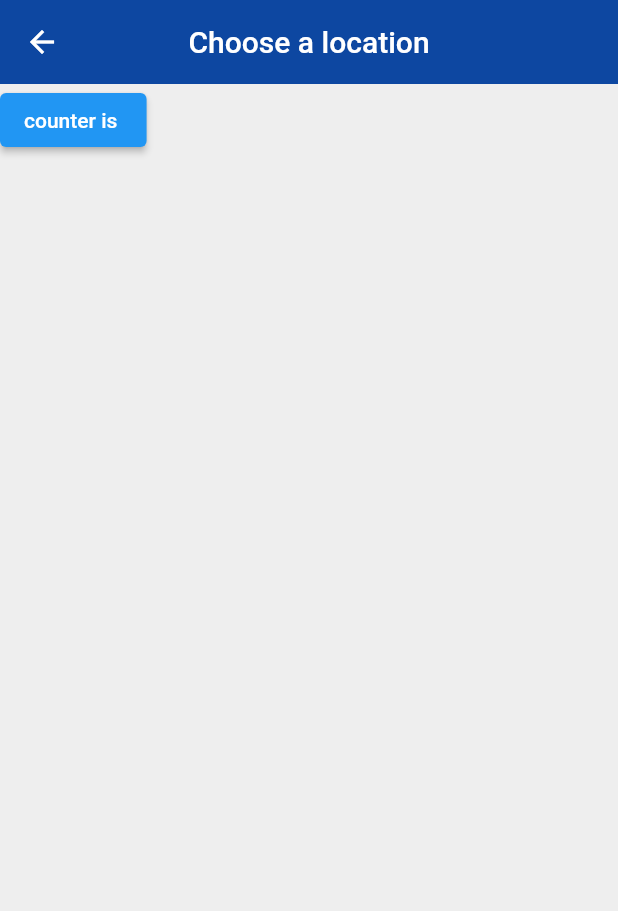
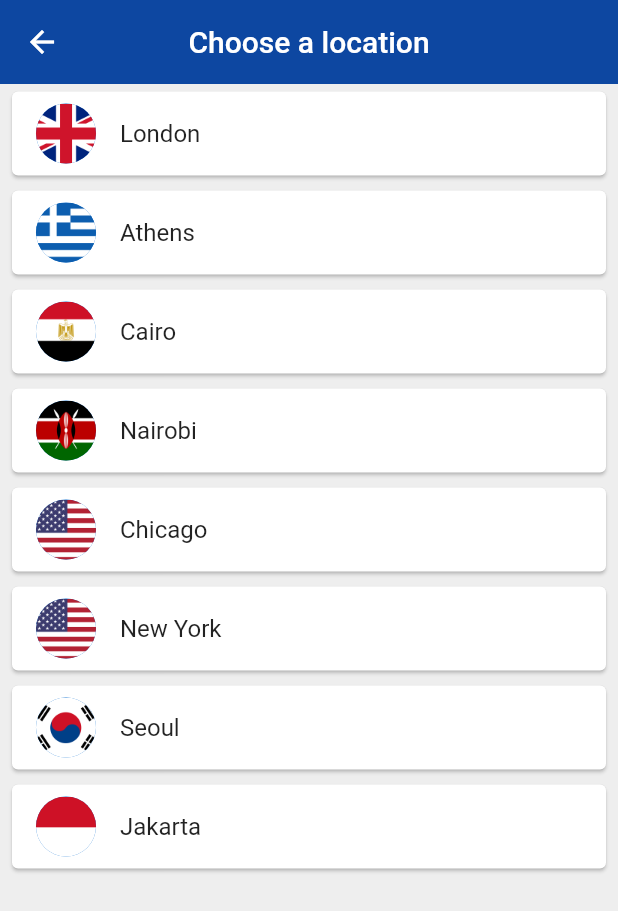
Before and after one commit to T-Pirozzini/flutter-worldtime-app, a Flutter app: the ChooseLocation screen opened by its route, on a phone screen of 412 x 824 dp. Shown: the top 911 px of the screen. Run offline on Flutter 3.47's test engine with Material 2 defaults, Android fonts, the phone set to English and light mode, and no system bars; our stand-ins replace flutter_spinkit; network calls fail; statements that could not run were skipped.

Commit message:
add flag assets and create list view builder on choose location page

```diff
--- a/lib/pages/choose_location.dart
+++ b/lib/pages/choose_location.dart
@@ -1,4 +1,5 @@
 import 'package:flutter/material.dart';
+import 'package:flutter_worldtime_app/services/world_time.dart';
 
 class ChooseLocation extends StatefulWidget {
   @override
@@ -6,6 +7,17 @@
 }
 
 class _ChooseLocationState extends State<ChooseLocation> {
+
+  List<WorldTime> locations = [
+    WorldTime(url: 'Europe/London', location: 'London', flag: 'uk.png'),
+    WorldTime(url: 'Europe/Berlin', location: 'Athens', flag: 'greece.png'),
+    WorldTime(url: 'Africa/Cairo', location: 'Cairo', flag: 'egypt.png'),
+    WorldTime(url: 'Africa/Nairobi', location: 'Nairobi', flag: 'kenya.png'),
+    WorldTime(url: 'America/Chicago', location: 'Chicago', flag: 'usa.png'),
+    WorldTime(url: 'America/New_York', location: 'New York', flag: 'usa.png'),
+    WorldTime(url: 'Asia/Seoul', location: 'Seoul', flag: 'south_korea.png'),
+    WorldTime(url: 'Asia/Jakarta', location: 'Jakarta', flag: 'indonesia.png'),
+  ];
 
   @override
   Widget build(BuildContext context) {
@@ -17,13 +29,24 @@
         centerTitle: true,
         elevation: 0,
       ),
-      body: ElevatedButton(
-        onPressed: () {
-          setState(() {
-
-          });
+      body: ListView.builder(
+        itemCount: locations.length,
+        itemBuilder: (context, index) {
+          return Padding(
+            padding: const EdgeInsets.symmetric(vertical: 1.0, horizontal: 4.0),
+            child: Card(
+              child: ListTile(
+                onTap: () {
+                  print(locations[index].location);
+                },
+                title: Text(locations[index].location),
+                leading: CircleAvatar(
+                  backgroundImage: AssetImage('assets/${locations[index].flag}'),
+                ),
+              ),
+            ),
+          );
         },
-        child: Text('counter is ')
       ),
     );
   }
```
Also changed, not shown: assets/egypt.png (added), assets/germany.png (added), assets/greece.png (added), assets/indonesia.png (added), assets/kenya.png (added), assets/south_korea.png (added), assets/uk.png (added), assets/usa.png (added).
